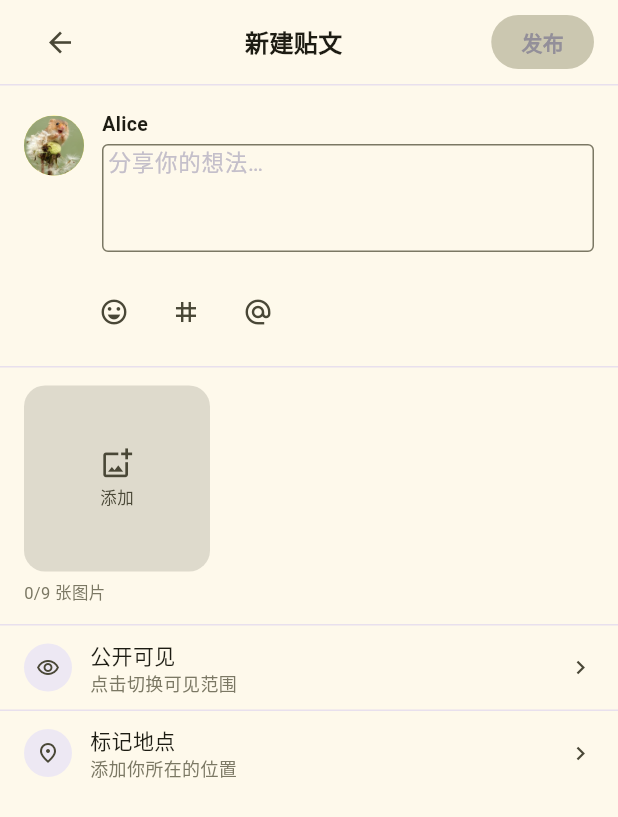
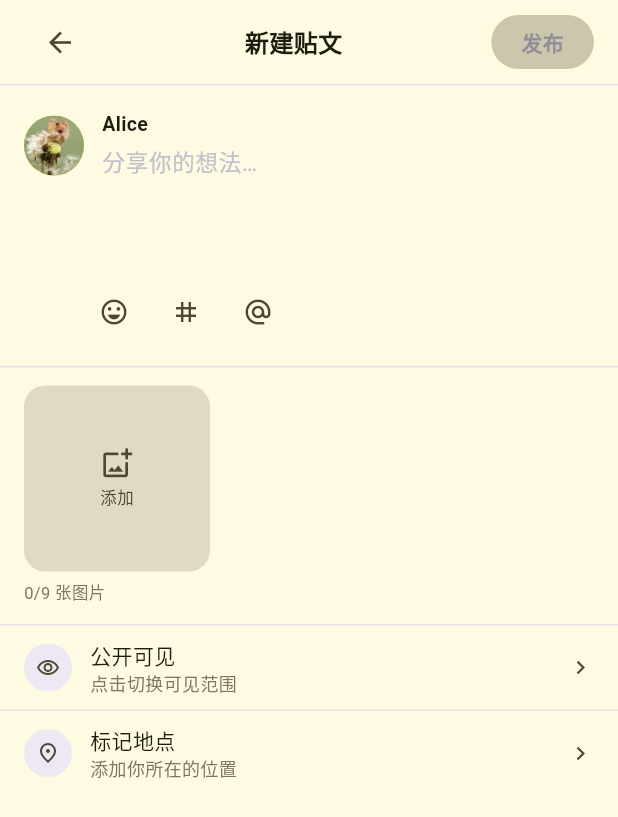
Before and after one commit to An-n-ya/TransPlatformFlutter, a Flutter app: the HomePage screen opened directly, after a tap on the "add" icon, on a phone screen of 412 x 824 dp. Shown: the top 817 px of the screen. Run offline on Flutter 3.47's test engine with Material 3 defaults, Android fonts, the light colour scheme and no system bars; our stand-ins replace flutter_riverpod, flutter_secure_storage, image_picker, location, permission_handler, riverpod_annotation and 1 more; missing offline and left inert: agora_rtc_engine, easy_image_viewer; accounts and stored records are empty; generated files the repository leaves out were written again.

Commit message:
style: theme and logo update

```diff
--- a/lib/ui/auth/splash_page.dart
+++ b/lib/ui/auth/splash_page.dart
@@ -96,7 +96,7 @@ class _SplashPageState extends State<SplashPage> {
         child: Column(
           mainAxisSize: MainAxisSize.min,
           children: [
-            Image.asset('assets/images/logoTP.png', width: 72, height: 72),
+            Image.asset('assets/images/logoTP_Transparent.png', width: 72, height: 72),
             const SizedBox(height: 24),
             const CircularProgressIndicator(),
           ],
--- a/lib/ui/home/app_shell.dart
+++ b/lib/ui/home/app_shell.dart
@@ -56,8 +56,11 @@ class _AppShellState extends State<AppShell> {
 
   @override
   Widget build(BuildContext context) {
+    final theme = Theme.of(context);
+    final colorScheme = theme.colorScheme;
     return Scaffold(
       bottomNavigationBar: NavigationBar(
+        indicatorColor: colorScheme.primaryContainer,
         selectedIndex: _tabIndex,
         onDestinationSelected: _onTabSelected,
         destinations: const [
--- a/lib/ui/home/home_page.dart
+++ b/lib/ui/home/home_page.dart
@@ -75,8 +75,8 @@ class HomePage extends StatelessWidget {
           onPressed: () => Navigator.of(
             context,
           ).push(MaterialPageRoute(builder: (_) => const AddPostPage())),
-          backgroundColor: colorScheme.primary,
-          child: Icon(Icons.add, color: colorScheme.onPrimary),
+          backgroundColor: colorScheme.primaryContainer,
+          child: Icon(Icons.add, color: colorScheme.primary),
         ),
       ),
     );
--- a/lib/ui/posts/add_post_page.dart
+++ b/lib/ui/posts/add_post_page.dart
@@ -87,9 +87,7 @@ class _AddPostPageState extends State<AddPostPage> {
 
   Future<void> _addTopics() async {
     final result = await Navigator.of(context).push<List<Topic>>(
-      MaterialPageRoute(
-        builder: (_) => AddTopicPage(initialSelected: _topics),
-      ),
+      MaterialPageRoute(builder: (_) => AddTopicPage(initialSelected: _topics)),
     );
     if (result != null && mounted) {
       setState(() {
@@ -132,12 +130,11 @@ class _AddPostPageState extends State<AddPostPage> {
   }
 
   Future<void> _submitPost() async {
-
     final content = _textController.text.trim();
     if (content.isEmpty && _selectedImages.isEmpty) {
-      ScaffoldMessenger.of(context).showSnackBar(
-        const SnackBar(content: Text('请输入内容或选择图片')),
-      );
+      ScaffoldMessenger.of(
+        context,
+      ).showSnackBar(const SnackBar(content: Text('请输入内容或选择图片')));
       return;
     }
 
@@ -147,8 +144,7 @@ class _AddPostPageState extends State<AddPostPage> {
     final result = await context.read<PostRepository>().createPost(
       content: content,
       location: _locationLabel,
-          images:
-              _selectedImages.isNotEmpty
+      images: _selectedImages.isNotEmpty
           ? _selectedImages.map((f) => f.path).toList()
           : null,
       topicIds: _topics.isNotEmpty ? _topics.map((t) => t.id).toList() : null,
@@ -158,16 +154,14 @@ class _AddPostPageState extends State<AddPostPage> {
 
     switch (result) {
       case Ok<Post>():
-        ScaffoldMessenger.of(context).showSnackBar(
-          const SnackBar(content: Text('发布成功')),
-        );
+        ScaffoldMessenger.of(
+          context,
+        ).showSnackBar(const SnackBar(content: Text('发布成功')));
         Navigator.of(context).pop();
       case Error<Post>():
         setState(() => _isSubmitting = false);
         ScaffoldMessenger.of(context).showSnackBar(
-          SnackBar(
-            content: Text('发布失败: ${_extractError(result.error)}'),
-          ),
+          SnackBar(content: Text('发布失败: ${_extractError(result.error)}')),
         );
     }
   }
@@ -208,9 +202,7 @@ class _AddPostPageState extends State<AddPostPage> {
           permission == PermissionStatus.deniedForever) {
         if (!mounted) return;
         setState(() => _isLocating = false);
-        messenger.showSnackBar(
-          const SnackBar(content: Text('未获得定位权限，无法获取位置')),
-        );
+        messenger.showSnackBar(const SnackBar(content: Text('未获得定位权限，无法获取位置')));
         return;
       }
 
@@ -221,9 +213,10 @@ class _AddPostPageState extends State<AddPostPage> {
       final longitude = position.longitude;
 
       // 4. 调用后端逆地理编码接口，将坐标解析为城市名称。
-      final result = await context
-          .read<LocationRepository>()
-          .reverseGeocode(latitude: latitude, longitude: longitude);
+      final result = await context.read<LocationRepository>().reverseGeocode(
+        latitude: latitude,
+        longitude: longitude,
+      );
       if (!mounted) return;
 
       switch (result) {
@@ -242,9 +235,7 @@ class _AddPostPageState extends State<AddPostPage> {
     } catch (e) {
       if (!mounted) return;
       setState(() => _isLocating = false);
-      messenger.showSnackBar(
-        SnackBar(content: Text('获取位置失败：$e')),
-      );
+      messenger.showSnackBar(SnackBar(content: Text('获取位置失败：$e')));
     }
   }
 
@@ -306,8 +297,9 @@ class _AddPostPageState extends State<AddPostPage> {
           children: [
             IconButton(
               icon: const Icon(Icons.arrow_back, size: 22),
-              onPressed:
-                  _isSubmitting ? null : () => Navigator.of(context).pop(),
+              onPressed: _isSubmitting
+                  ? null
+                  : () => Navigator.of(context).pop(),
             ),
             Expanded(
               child: Center(
@@ -355,9 +347,7 @@ class _AddPostPageState extends State<AddPostPage> {
                 style: TextStyle(
                   fontSize: 14,
                   fontWeight: FontWeight.w600,
-                  color: enabled
-                      ? cs.onPrimary
-                      : const Color(0xFF938F99),
+                  color: enabled ? cs.onPrimary : const Color(0xFF938F99),
                 ),
               ),
       ),
@@ -435,6 +425,11 @@ class _AddPostPageState extends State<AddPostPage> {
                           color: Color(0xFFC4BFCA),
                         ),
                         border: InputBorder.none,
+                        enabledBorder: InputBorder.none,
+                        focusedBorder: InputBorder.none,
+                        disabledBorder: InputBorder.none,
+                        errorBorder: InputBorder.none,
+                        focusedErrorBorder: InputBorder.none,
                         isDense: true,
                         contentPadding: EdgeInsets.zero,
                       ),
@@ -512,8 +507,7 @@ class _AddPostPageState extends State<AddPostPage> {
             builder: (context, constraints) {
               final tileSize = (constraints.maxWidth - spacing * 2) / 3;
               final rowCount = (tileCount / 3).ceil();
-              final gridHeight =
-                  rowCount * tileSize + (rowCount - 1) * spacing;
+              final gridHeight = rowCount * tileSize + (rowCount - 1) * spacing;
               return SizedBox(
                 height: gridHeight,
                 child: GridView.builder(
@@ -688,8 +682,11 @@ class _AddPhotoTile extends StatelessWidget {
         child: Column(
           mainAxisAlignment: MainAxisAlignment.center,
           children: [
-            Icon(Icons.add_photo_alternate_outlined,
-                size: 22, color: cs.onSurfaceVariant),
+            Icon(
+              Icons.add_photo_alternate_outlined,
+              size: 22,
+              color: cs.onSurfaceVariant,
+            ),
             const SizedBox(height: 4),
             Text(
               '添加',
@@ -776,11 +773,7 @@ class _OptionTile extends StatelessWidget {
                 child: CircularProgressIndicator(strokeWidth: 2),
               )
             else
-              Icon(
-                Icons.chevron_right,
-                size: 18,
-                color: cs.onSurfaceVariant,
-              ),
+              Icon(Icons.chevron_right, size: 18, color: cs.onSurfaceVariant),
           ],
         ),
       ),
--- a/lib/ui/posts/comment_input.dart
+++ b/lib/ui/posts/comment_input.dart
@@ -50,6 +50,11 @@ class CommentInput extends StatelessWidget {
                   decoration: const InputDecoration(
                     hintText: '我有话要说！',
                     border: InputBorder.none,
+                    enabledBorder: InputBorder.none,
+                    focusedBorder: InputBorder.none,
+                    disabledBorder: InputBorder.none,
+                    errorBorder: InputBorder.none,
+                    focusedErrorBorder: InputBorder.none,
                     isDense: true,
                     contentPadding: EdgeInsets.symmetric(vertical: 10),
                   ),
--- a/lib/ui/posts/post_card.dart
+++ b/lib/ui/posts/post_card.dart
@@ -154,7 +154,7 @@ class _PostCardState extends ConsumerState<PostCard> {
     return Container(
       margin: const EdgeInsets.only(bottom: 12),
       decoration: BoxDecoration(
-        color: cs.surface,
+        color: cs.surfaceContainer,
         borderRadius: BorderRadius.circular(16),
         border: Border.all(
           color: cs.outlineVariant.withValues(alpha: 0x22 / 0xFF),
--- a/lib/ui/widgets/search_field.dart
+++ b/lib/ui/widgets/search_field.dart
@@ -57,6 +57,11 @@ class SearchField extends StatelessWidget {
                   ),
           ),
           border: InputBorder.none,
+          enabledBorder: InputBorder.none,
+          focusedBorder: InputBorder.none,
+          disabledBorder: InputBorder.none,
+          errorBorder: InputBorder.none,
+          focusedErrorBorder: InputBorder.none,
           isDense: true,
           contentPadding: const EdgeInsets.symmetric(vertical: 12),
         ),
--- a/pubspec.yaml
+++ b/pubspec.yaml
@@ -92,6 +92,7 @@ flutter:
     - assets/images/avatar.jpg
     - assets/images/image.png
     - assets/images/logoTP.png
+    - assets/images/logoTP_Transparent.png
 
   # An image asset can refer to one or more resolution-specific "variants", see
   # https://flutter.dev/to/resolution-aware-images
```
Also changed, not shown: lib/theme/color_schemes.dart (+6 -2 lines), lib/ui/settings/about_page.dart (+3 -4 lines), assets/images/logoTP.png, assets/images/logoTP_Transparent.png (added), pubspec.lock. Lines whose indentation alone changed are shown as unchanged.
